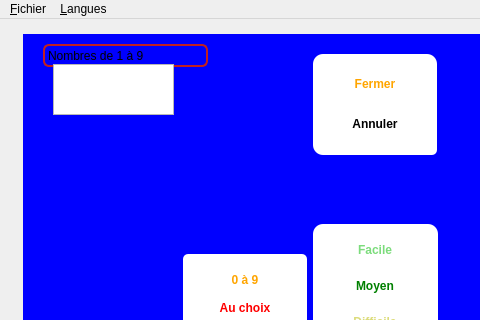
Above: mainwindow.ui from Txikilinux/leterrier-fubuki before the change; both pictures show x 0 to 480 and y 0 to 320 of the 1070 by 600 pixel window. Below: the same form after it.
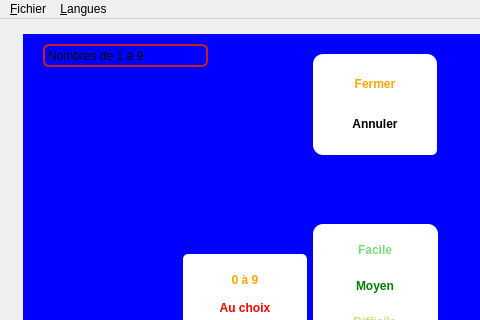
That is the form after the change. Icons and pictures are not drawn. Custom widgets are drawn as their Qt base class.

Commit message: Utilisation des AbulEduMessageBoxV1 à la place du tedAffiche

The edit to the form file:
```diff
--- a/mainwindow.ui
+++ b/mainwindow.ui
@@ -109,19 +109,6 @@
         </property>
        </item>
       </widget>
-      <widget class="QTextEdit" name="tedAffiche">
-       <property name="geometry">
-        <rect>
-         <x>30</x>
-         <y>30</y>
-         <width>121</width>
-         <height>51</height>
-        </rect>
-       </property>
-       <property name="readOnly">
-        <bool>true</bool>
-       </property>
-      </widget>
       <widget class="QFrame" name="frmQuitter">
        <property name="geometry">
         <rect>
```
The commit also changes 12 other files.
